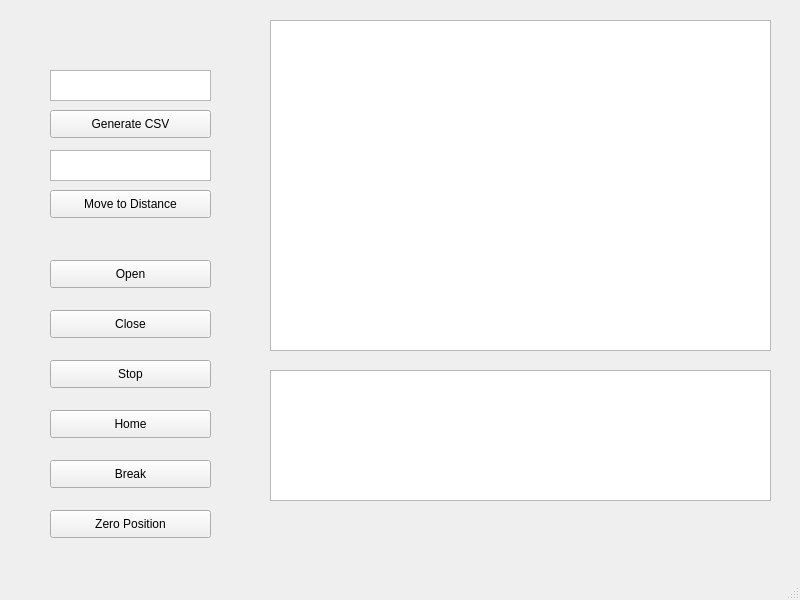
leewarren682/Contactile-Pillar_Puller, file pillarGUI.ui: the form before one commit.
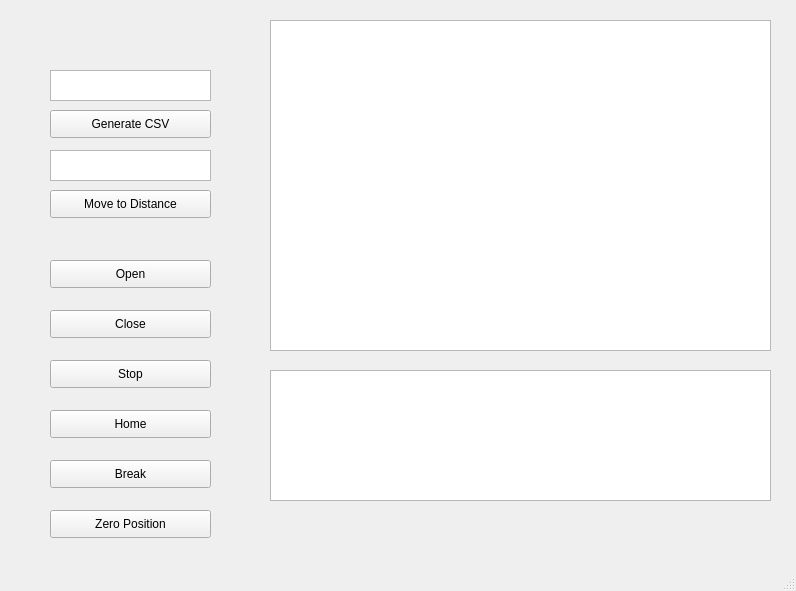
The form after the commit.

The edit to the form file:
```diff
--- a/pillarGUI.ui
+++ b/pillarGUI.ui
@@ -6,8 +6,8 @@
    <rect>
     <x>0</x>
     <y>0</y>
-    <width>800</width>
-    <height>600</height>
+    <width>796</width>
+    <height>591</height>
    </rect>
   </property>
   <property name="windowTitle">
```
Left out of the diff: 2 changed lines with no effect on the pictures.
